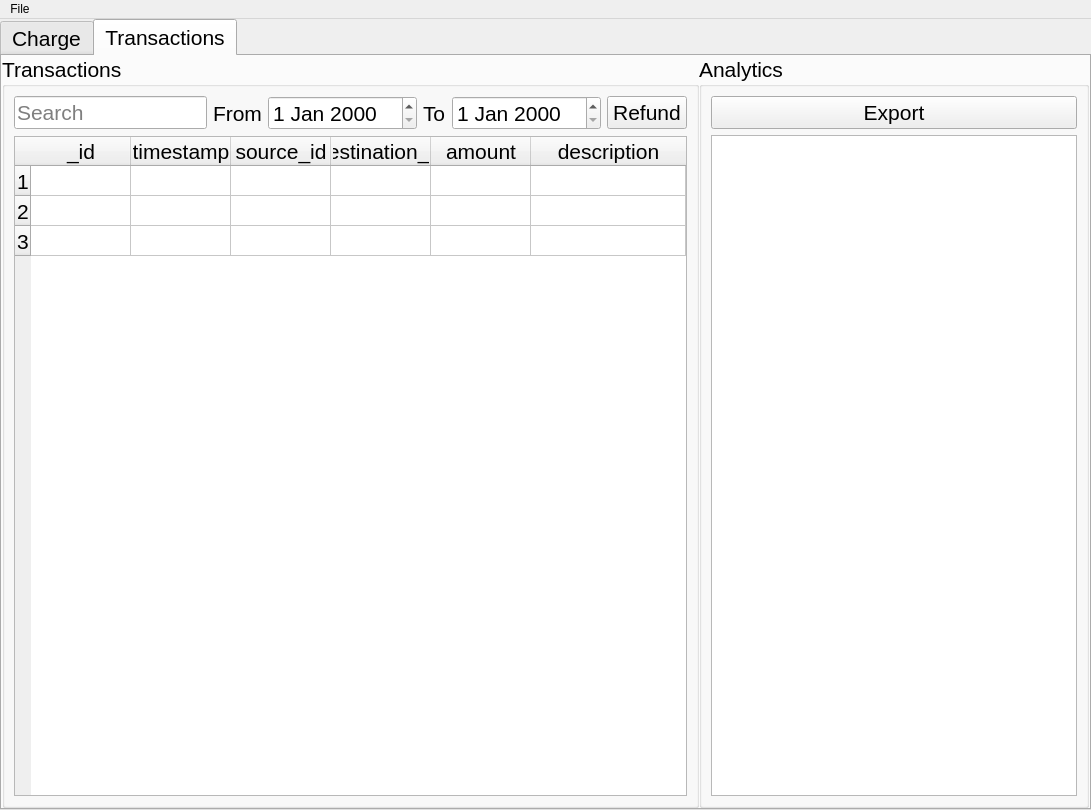
Above: src/windows/ui/ProjectMainWindow.ui from 1icolo/AUPay before the change. Below: the same form after it.
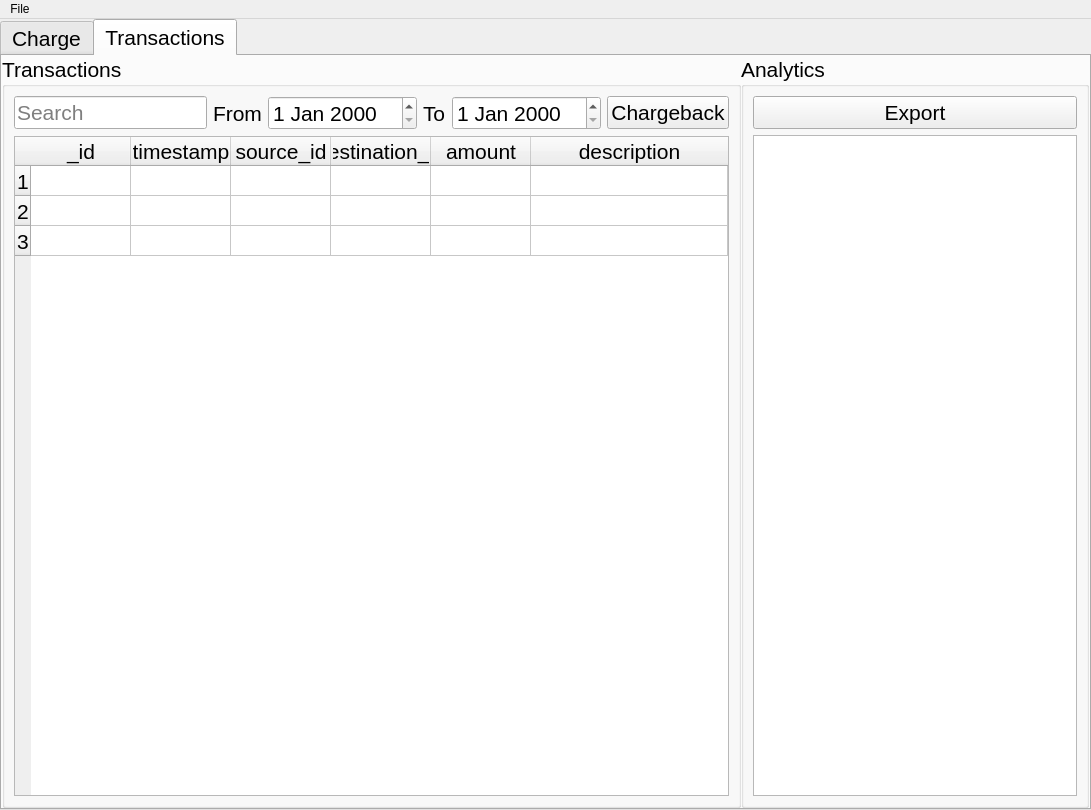
That is the form after the change. The open tabs and pages were chosen to show the change. Icons and pictures are not drawn.

Commit message: added chargeback (refund) dialog

The edit to the form file:
```diff
--- a/src/windows/ui/ProjectMainWindow.ui
+++ b/src/windows/ui/ProjectMainWindow.ui
@@ -1241,7 +1241,7 @@
                <item row="0" column="5">
                 <widget class="QPushButton" name="pushButton_2">
                  <property name="text">
-                  <string>Refund</string>
+                  <string>Chargeback</string>
                  </property>
                 </widget>
                </item>
```
Left out of the diff: 2 changed lines with no effect on the pictures. The commit also changes 5 other files.
